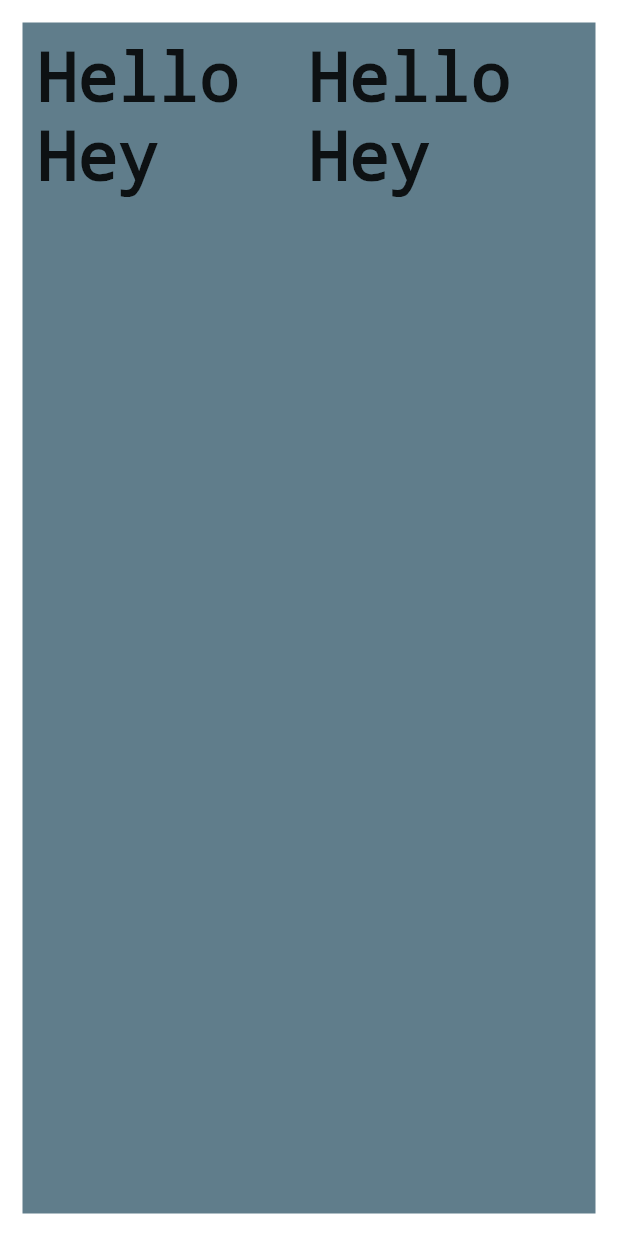
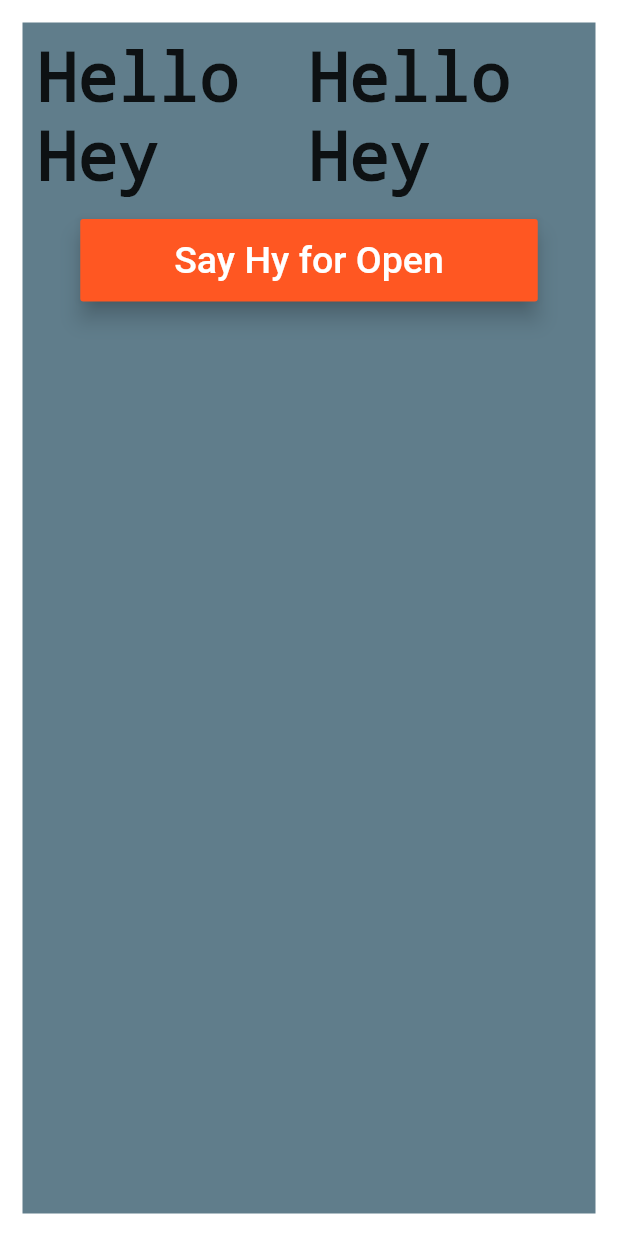
Before and after one commit to IsuruBRanapana/Flutter-1, a Flutter app: the screen it shows after launch, on a phone screen of 412 x 824 dp. Run offline on Flutter 3.47's test engine with Material 2 defaults, Android fonts, the phone set to English and light mode, and no system bars.

Commit message:
Learning objectives of flutter

```diff
--- a/Flutter/sample_project02/lib/app_screen/home.dart
+++ b/Flutter/sample_project02/lib/app_screen/home.dart
@@ -50,7 +50,8 @@ class Home extends StatelessWidget{
 
 
 
-      ],)
+      ],),
+      SayHyButton()
 
 
 
@@ -62,3 +63,23 @@ class Home extends StatelessWidget{
      ,);
   }
 }
+class SayHyButton extends StatelessWidget{
+  @override
+  Widget build(BuildContext context) {
+
+    return Container(
+      margin: EdgeInsets.only(top: 15.0),
+      width: 305.0,
+      height: 55.0,
+      child: RaisedButton(
+        color: Colors.deepOrange,
+        elevation: 6.0,
+        child: Text("Say Hy for Open",style:TextStyle(color: Colors.white,fontSize:25,)),
+        onPressed: (){
+
+        },
+      ),
+    );
+  }
+
+}
```
